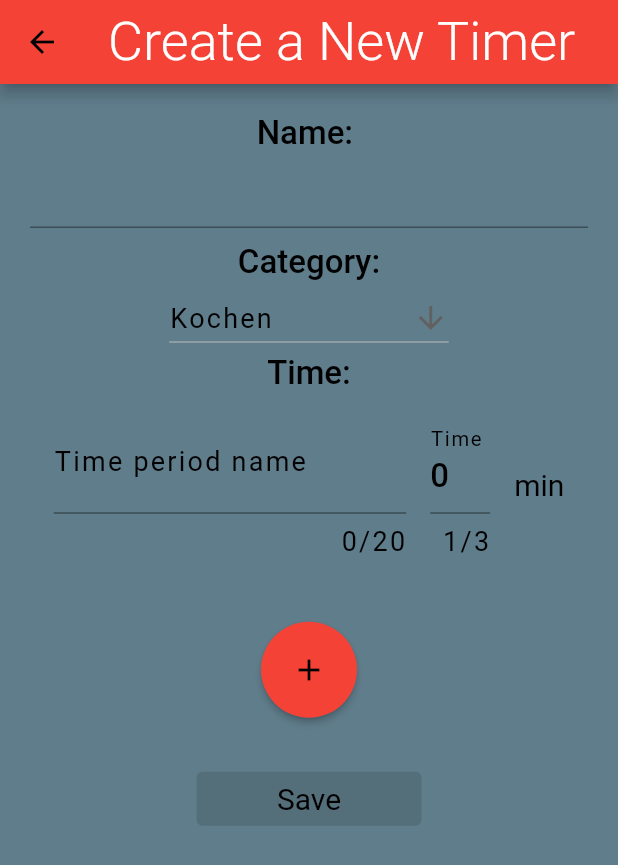
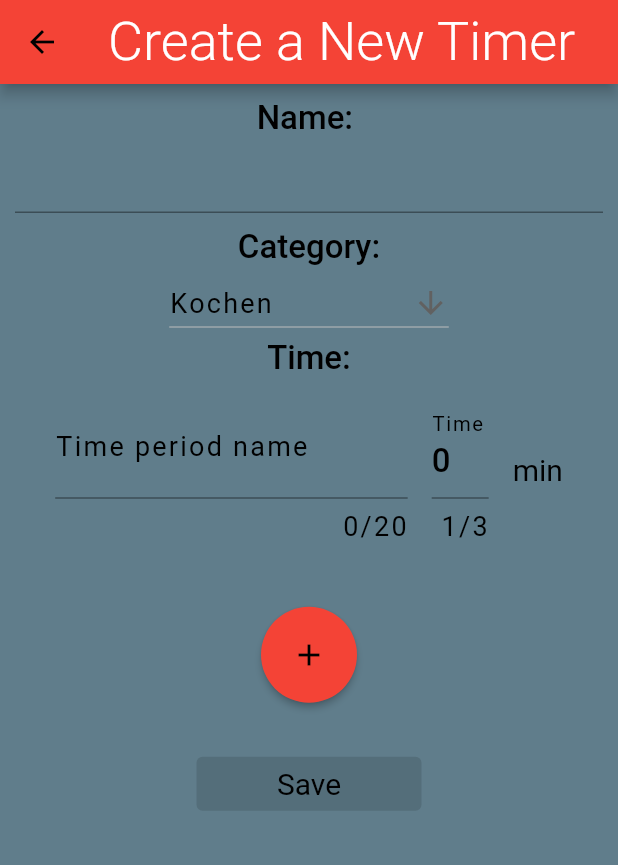
Before and after one commit to BogyMitutoyoCTL/BOGY-App-2023-04, a Flutter app: the screen it shows after launch, after a tap on "Create a New Timer", on a phone screen of 412 x 824 dp. Shown: the top 865 px of the screen. Run offline on Flutter 3.47's test engine with Material 2 defaults, Android fonts, the phone set to English and light mode, and no system bars; our stand-ins replace flutter_local_notifications, shared_preferences, timezone; generated files the repository leaves out were written again.

Commit message:
fixed problem with space

```diff
--- a/multitimer/lib/CreateTimer.dart
+++ b/multitimer/lib/CreateTimer.dart
@@ -84,7 +84,7 @@ class _CreateTimerState extends State<CreateTimer> {
       body: ListView(children: [
         Center(
           child: Padding(
-            padding: const EdgeInsets.all(20.0),
+            padding: const EdgeInsets.all(10.0),
             child: new Column(
                 crossAxisAlignment: CrossAxisAlignment.center,
                 children: [
--- a/multitimer/lib/SubWidgets/NewSection.dart
+++ b/multitimer/lib/SubWidgets/NewSection.dart
@@ -73,7 +73,7 @@ class _NewSectionState extends State<NewSection> {
                 Padding(
                   padding: const EdgeInsets.all(8.0),
                   child: Container(
-                    width: 40,
+                    width: 38,
                     child: new TextField(
                         maxLength: 3,
                         controller: timeController,
```
